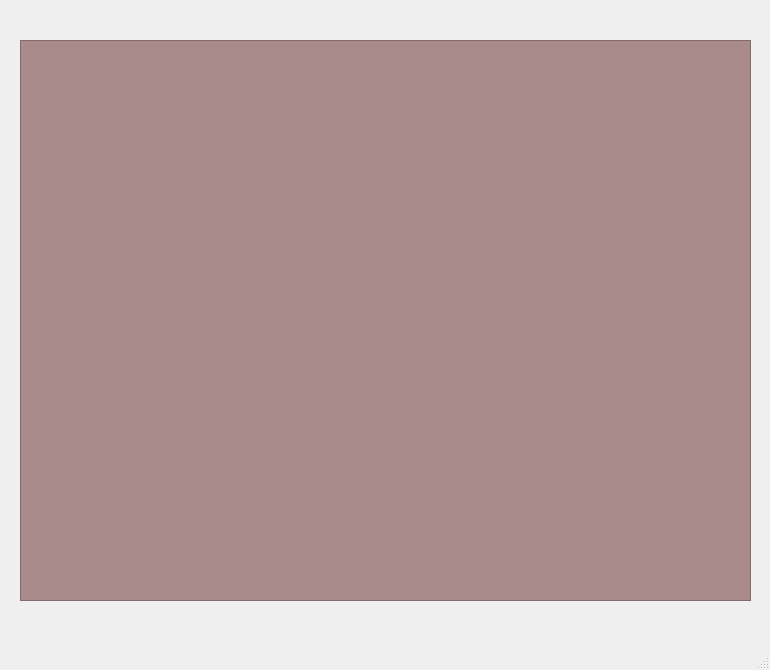
Old version of the form main.ui in the repository ArinaTrepacheva/Espresso_Yandex_Lyceum.
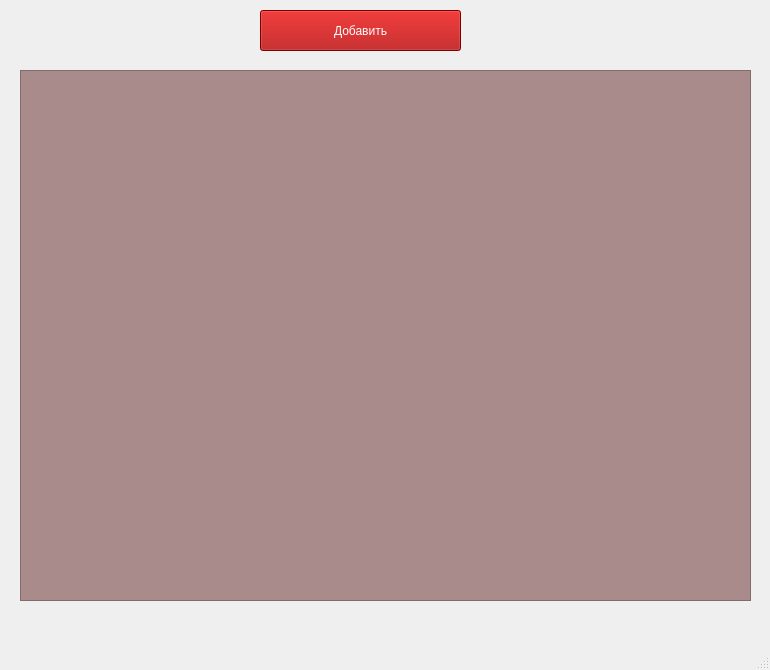
New version of the form.

```diff
--- a/main.ui
+++ b/main.ui
@@ -18,15 +18,32 @@
     <property name="geometry">
      <rect>
       <x>20</x>
-      <y>40</y>
+      <y>70</y>
       <width>731</width>
-      <height>561</height>
+      <height>531</height>
      </rect>
     </property>
     <property name="styleSheet">
      <string notr="true">background-color: rgb(170, 139, 139)</string>
     </property>
    </widget>
+   <widget class="QPushButton" name="pushButton">
+    <property name="geometry">
+     <rect>
+      <x>260</x>
+      <y>10</y>
+      <width>201</width>
+      <height>41</height>
+     </rect>
+    </property>
+    <property name="styleSheet">
+     <string notr="true">background-color: rgb(170, 0, 0);
+color: white</string>
+    </property>
+    <property name="text">
+     <string>Добавить</string>
+    </property>
+   </widget>
   </widget>
   <widget class="QMenuBar" name="menubar">
    <property name="geometry">
```
